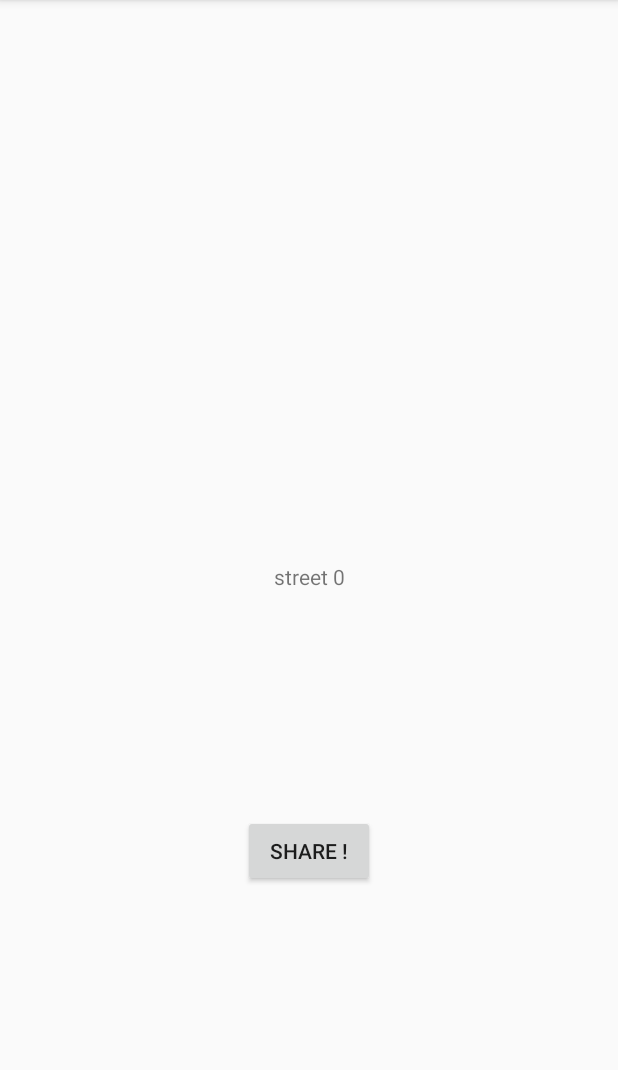
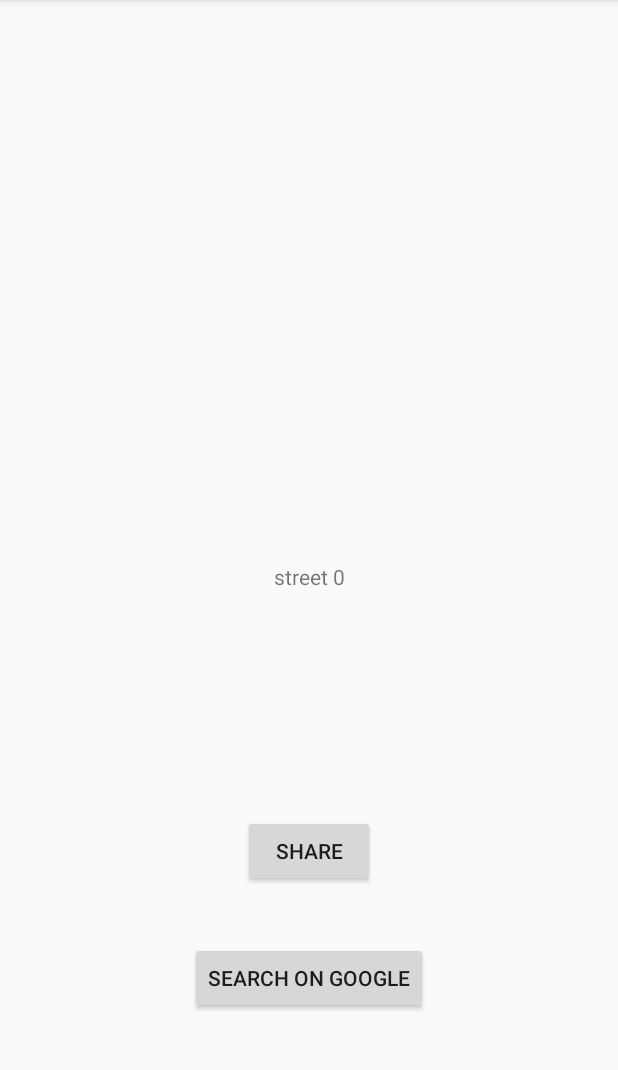
Before and after one commit to Raphael-Libot/PlaceSearcher, an Android app: the screen it shows after launch (PlaceDetailsActivity), after a tap on an icon or button, on a phone screen of 412 x 824 dp, the part 84-1154 px from its top. Run offline under Robolectric (Android 15) with nearby library versions, the phone set to English and light mode, and no system bars; our stand-ins replace ButterKnife.

Commit message:
SearchIntent with Google

```diff
--- a/app/src/main/java/org/miage/placesearcher/PlaceDetailsActivity.java
+++ b/app/src/main/java/org/miage/placesearcher/PlaceDetailsActivity.java
@@ -1,6 +1,7 @@
 package org.miage.placesearcher;
 
 import android.content.Intent;
+import android.net.Uri;
 import android.os.Bundle;
 import android.support.v7.app.AppCompatActivity;
 import android.widget.Button;
@@ -39,4 +40,12 @@ public class PlaceDetailsActivity extends AppCompatActivity {
         sendIntent.setType("text/plain");
         startActivity(sendIntent);
     }
+
+    @OnClick(R.id.search_button)
+    public void onSearchClick() {
+        String url = "https://www.google.fr/search?q=" + streetNameToSend;
+        Uri uri = Uri.parse(url);
+        Intent searchIntent = new Intent(Intent.ACTION_VIEW, uri);
+        startActivity(searchIntent);
+    }
 }
--- a/app/src/main/res/layout/layout_place_details.xml
+++ b/app/src/main/res/layout/layout_place_details.xml
@@ -17,7 +17,7 @@
 
     <Button
         android:id="@+id/share_button"
-        android:text="Share !"
+        android:text="Share"
         android:layout_width="wrap_content"
         android:layout_height="wrap_content"
         android:layout_marginBottom="8dp"
@@ -28,4 +28,17 @@
         app:layout_constraintStart_toStartOf="parent"
         app:layout_constraintTop_toTopOf="@id/street_name"/>
 
+    <Button
+        android:id="@+id/search_button"
+        android:text="Search on google"
+        android:layout_width="wrap_content"
+        android:layout_height="wrap_content"
+        android:layout_marginBottom="8dp"
+        android:layout_marginEnd="8dp"
+        android:layout_marginStart="8dp"
+        app:layout_constraintBottom_toBottomOf="parent"
+        app:layout_constraintEnd_toEndOf="parent"
+        app:layout_constraintStart_toStartOf="parent"
+        app:layout_constraintTop_toTopOf="@id/share_button"/>
+
 </android.support.constraint.ConstraintLayout>
```
